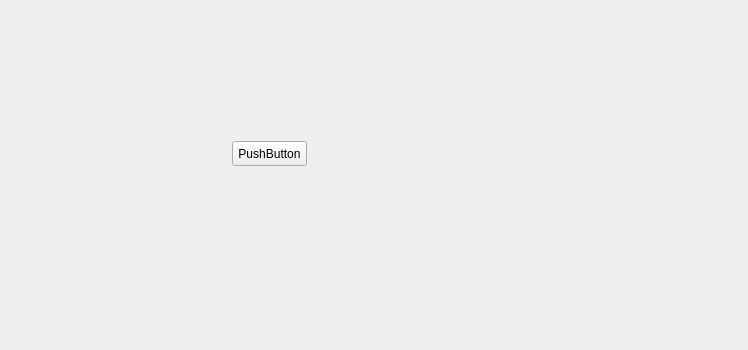
First picture: the form in slsDetectorGui/forms/form_tab_debugging.ui, repository slsdetectorgroup/slsDetectorPackage, before the edit.
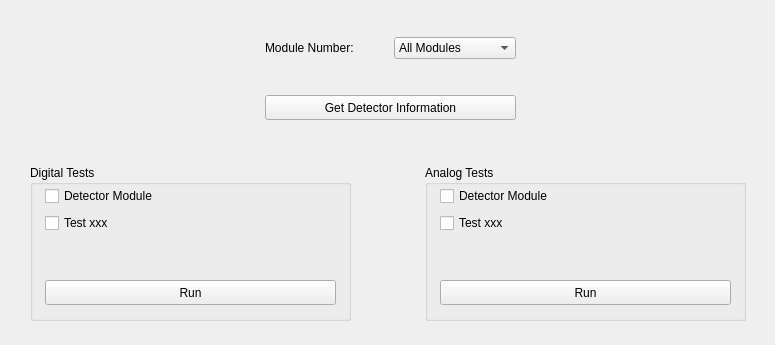
Second picture: the form after the edit.

Patch:
```diff
--- a/slsDetectorGui/forms/form_tab_debugging.ui
+++ b/slsDetectorGui/forms/form_tab_debugging.ui
@@ -6,8 +6,8 @@
    <rect>
     <x>0</x>
     <y>0</y>
-    <width>748</width>
-    <height>350</height>
+    <width>775</width>
+    <height>345</height>
    </rect>
   </property>
   <property name="sizePolicy">
@@ -31,19 +31,163 @@
   <property name="windowTitle">
    <string>Form</string>
   </property>
-  <widget class="QPushButton" name="pushButton">
+  <widget class="QWidget" name="horizontalLayoutWidget">
    <property name="geometry">
     <rect>
-     <x>232</x>
-     <y>141</y>
-     <width>75</width>
+     <x>265</x>
+     <y>30</y>
+     <width>251</width>
+     <height>36</height>
+    </rect>
+   </property>
+   <layout class="QHBoxLayout" name="horizontalLayout_2">
+    <item>
+     <widget class="QLabel" name="lblModule">
+      <property name="text">
+       <string>Module Number:</string>
+      </property>
+     </widget>
+    </item>
+    <item>
+     <widget class="QComboBox" name="comboModule">
+      <property name="sizePolicy">
+       <sizepolicy hsizetype="Preferred" vsizetype="Fixed">
+        <horstretch>0</horstretch>
+        <verstretch>0</verstretch>
+       </sizepolicy>
+      </property>
+      <property name="maximumSize">
+       <size>
+        <width>16777215</width>
+        <height>16777215</height>
+       </size>
+      </property>
+      <item>
+       <property name="text">
+        <string>All Modules</string>
+       </property>
+      </item>
+     </widget>
+    </item>
+   </layout>
+  </widget>
+  <widget class="QGroupBox" name="groupBox">
+   <property name="geometry">
+    <rect>
+     <x>30</x>
+     <y>165</y>
+     <width>321</width>
+     <height>156</height>
+    </rect>
+   </property>
+   <property name="title">
+    <string>Digital Tests</string>
+   </property>
+   <widget class="QWidget" name="gridLayoutWidget_2">
+    <property name="geometry">
+     <rect>
+      <x>15</x>
+      <y>20</y>
+      <width>141</width>
+      <height>51</height>
+     </rect>
+    </property>
+    <layout class="QGridLayout" name="gridLayout_2">
+     <item row="0" column="0">
+      <widget class="QCheckBox" name="chk">
+       <property name="text">
+        <string>Detector Module</string>
+       </property>
+      </widget>
+     </item>
+     <item row="1" column="0">
+      <widget class="QCheckBox" name="checkBox_2">
+       <property name="text">
+        <string>Test xxx</string>
+       </property>
+      </widget>
+     </item>
+    </layout>
+   </widget>
+   <widget class="QPushButton" name="btnDigital">
+    <property name="geometry">
+     <rect>
+      <x>15</x>
+      <y>115</y>
+      <width>291</width>
+      <height>25</height>
+     </rect>
+    </property>
+    <property name="text">
+     <string>Run</string>
+    </property>
+   </widget>
+  </widget>
+  <widget class="QPushButton" name="btnGetInfo">
+   <property name="geometry">
+    <rect>
+     <x>265</x>
+     <y>95</y>
+     <width>251</width>
      <height>25</height>
     </rect>
    </property>
    <property name="text">
-    <string>PushButton</string>
+    <string>Get Detector Information</string>
    </property>
   </widget>
+  <widget class="QGroupBox" name="groupBox_2">
+   <property name="geometry">
+    <rect>
+     <x>425</x>
+     <y>165</y>
+     <width>321</width>
+     <height>156</height>
+    </rect>
+   </property>
+   <property name="title">
+    <string>Analog Tests</string>
+   </property>
+   <widget class="QWidget" name="gridLayoutWidget_3">
+    <property name="geometry">
+     <rect>
+      <x>15</x>
+      <y>20</y>
+      <width>141</width>
+      <height>51</height>
+     </rect>
+    </property>
+    <layout class="QGridLayout" name="gridLayout_3">
+     <item row="0" column="0">
+      <widget class="QCheckBox" name="checkBox_3">
+       <property name="text">
+        <string>Detector Module</string>
+       </property>
+      </widget>
+     </item>
+     <item row="1" column="0">
+      <widget class="QCheckBox" name="checkBox_4">
+       <property name="text">
+        <string>Test xxx</string>
+       </property>
+      </widget>
+     </item>
+    </layout>
+   </widget>
+   <widget class="QPushButton" name="btnAnalog">
+    <property name="geometry">
+     <rect>
+      <x>15</x>
+      <y>115</y>
+      <width>291</width>
+      <height>25</height>
+     </rect>
+    </property>
+    <property name="text">
+     <string>Run</string>
+    </property>
+   </widget>
+  </widget>
  </widget>
  <resources/>
  <connections/>
```
